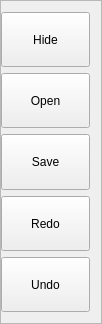
jm4R/TouchImage, file view/rightmenuwidget.ui: the form before one commit.
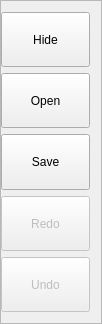
The form after the commit.

Commit message: działa historia (cofinj i ponów operację)

Patch:
```diff
--- a/view/rightmenuwidget.ui
+++ b/view/rightmenuwidget.ui
@@ -64,6 +64,9 @@
    </item>
    <item>
     <widget class="QToolButton" name="redoButton">
+     <property name="enabled">
+      <bool>false</bool>
+     </property>
      <property name="sizePolicy">
       <sizepolicy hsizetype="Minimum" vsizetype="Minimum">
        <horstretch>0</horstretch>
@@ -77,6 +80,9 @@
    </item>
    <item>
     <widget class="QToolButton" name="undoButton">
+     <property name="enabled">
+      <bool>false</bool>
+     </property>
      <property name="sizePolicy">
       <sizepolicy hsizetype="Minimum" vsizetype="Minimum">
        <horstretch>0</horstretch>
```
The commit also changes 1 other file.
